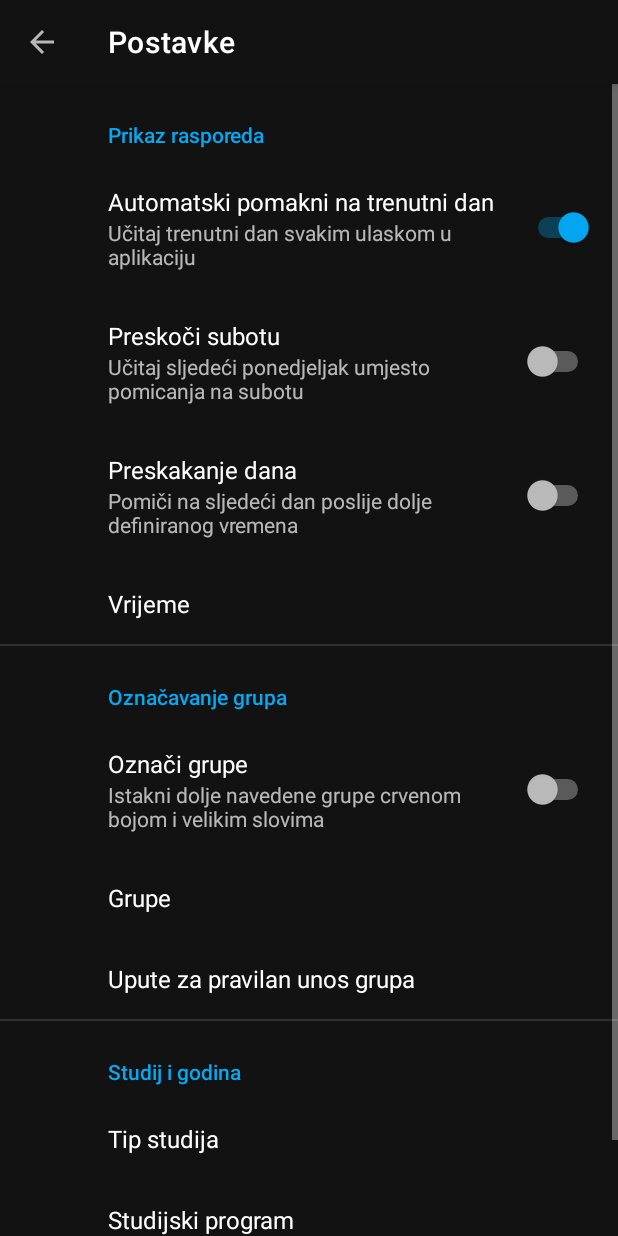
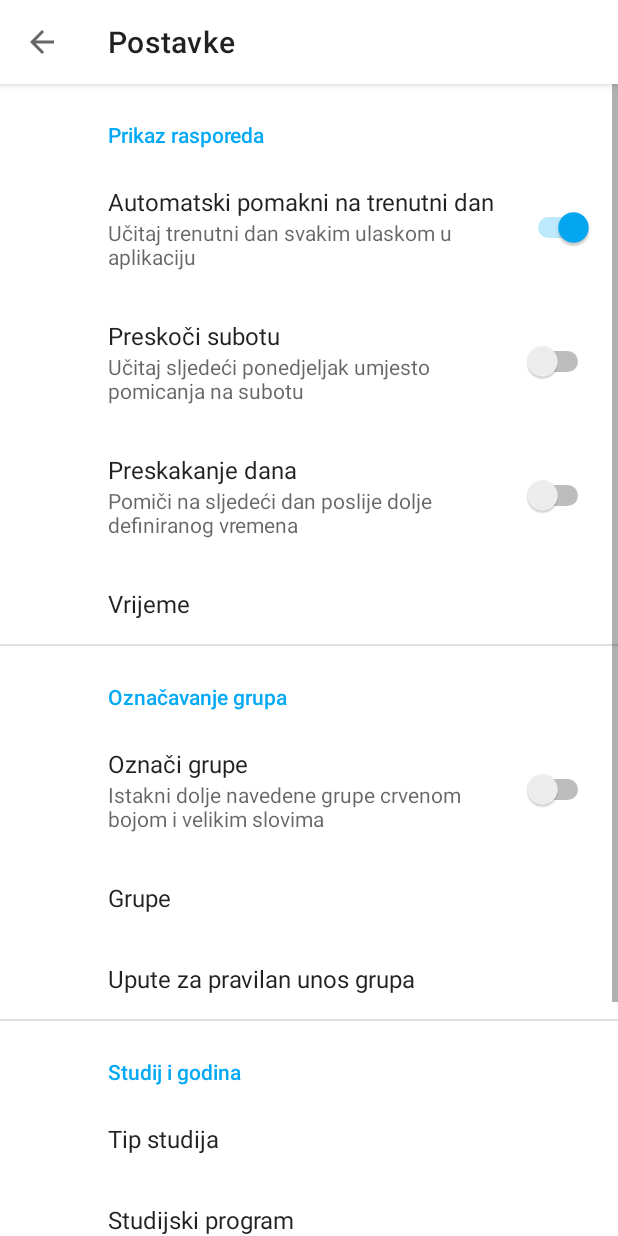
Before and after one commit to davidtakac/ferit-schedule, an Android app: the screen it shows after launch (SettingsActivity), in the options menu, after a tap on "Postavke", on a phone screen of 412 x 824 dp. Run offline under Robolectric (Android 15) with nearby library versions, the phone set to English and light mode, and no system bars; our stand-ins replace ButterKnife, androidx.preference; 29 statements that could not run were skipped.

Commit message:
Implemented dark theme switching

```diff
--- a/app/src/main/java/os/dtakac/feritraspored/App.java
+++ b/app/src/main/java/os/dtakac/feritraspored/App.java
@@ -6,19 +6,20 @@ import android.content.SharedPreferences;
 import androidx.appcompat.app.AppCompatDelegate;
 import androidx.preference.PreferenceManager;
 
-import os.dtakac.feritraspored.util.Constants;
-
 public class App extends Application {
     @Override
     public void onCreate() {
         super.onCreate();
-        //initTheme();
-        AppCompatDelegate.setDefaultNightMode(AppCompatDelegate.MODE_NIGHT_YES);
+        initTheme();
     }
-
     private void initTheme(){
         SharedPreferences prefs = PreferenceManager.getDefaultSharedPreferences(this);
-        int theme = prefs.getInt(Constants.THEME_KEY, AppCompatDelegate.MODE_NIGHT_FOLLOW_SYSTEM);
-        AppCompatDelegate.setDefaultNightMode(theme);
+        String theme = prefs.getString(getString(R.string.prefkey_theme), null);
+        if(theme == null){
+            String defaultTheme = Integer.toString(AppCompatDelegate.MODE_NIGHT_FOLLOW_SYSTEM);
+            prefs.edit().putString(getString(R.string.prefkey_theme), defaultTheme).apply();
+            theme = defaultTheme;
+        }
+        AppCompatDelegate.setDefaultNightMode(Integer.parseInt(theme));
     }
 }
--- a/app/src/main/java/os/dtakac/feritraspored/ui/settings/SettingsFragment.java
+++ b/app/src/main/java/os/dtakac/feritraspored/ui/settings/SettingsFragment.java
@@ -5,6 +5,7 @@ import android.content.SharedPreferences;
 import android.os.Bundle;
 import android.util.Log;
 
+import androidx.appcompat.app.AppCompatDelegate;
 import androidx.fragment.app.DialogFragment;
 import androidx.fragment.app.Fragment;
 import androidx.preference.EditTextPreference;
@@ -12,6 +13,9 @@ import androidx.preference.ListPreference;
 import androidx.preference.Preference;
 import androidx.preference.PreferenceFragmentCompat;
 import androidx.preference.PreferenceManager;
+
+import java.util.Arrays;
+import java.util.Collections;
 
 import os.dtakac.feritraspored.R;
 import os.dtakac.feritraspored.model.repository.IRepository;
@@ -27,6 +31,7 @@ public class SettingsFragment extends PreferenceFragmentCompat implements Shared
     private ListPreference progTypeList;
     private ListPreference programmeList;
     private ListPreference yearList;
+    private ListPreference themeList;
     private Preference timePickerPref;
     private EditTextPreference groupsPref;
     private Preference groupsHelpPref;
@@ -86,6 +91,7 @@ public class SettingsFragment extends PreferenceFragmentCompat implements Shared
         timePickerPref = m.findPreference(getStr(R.string.prefkey_time));
         groupsPref = m.findPreference(getStr(R.string.prefkey_groups));
         groupsHelpPref = m.findPreference(getStr(R.string.prefkey_groupshelp));
+        themeList = m.findPreference(getStr(R.string.prefkey_theme));
     }
 
     private void initPreferenceLists(){
@@ -96,6 +102,8 @@ public class SettingsFragment extends PreferenceFragmentCompat implements Shared
 
         int programmeValue = Integer.parseInt(programmeList.getValue());
         setUpYearList(progTypeValue, programmeValue);
+
+        setupThemeList();
     }
 
     private void initTimePickerPref(){
@@ -230,6 +238,16 @@ public class SettingsFragment extends PreferenceFragmentCompat implements Shared
         }
     }
 
+    private void setupThemeList(){
+        String theme = repo.get(getStr(R.string.prefkey_theme), getStrArray(R.array.theme_options)[0]);
+        themeList.setValue(theme);
+    }
+
+    private void setTheme(){
+        String themeStr = repo.get(getStr(R.string.prefkey_theme), getStrArray(R.array.theme_options)[0]);
+        AppCompatDelegate.setDefaultNightMode(Integer.parseInt(themeStr));
+    }
+
     @Override
     public void onSharedPreferenceChanged(SharedPreferences sharedPreferences, String key) {
         if(!werePrefsModified && !key.equals(getStr(R.string.prefkey_prevdisplayedweek))) {
@@ -248,6 +266,8 @@ public class SettingsFragment extends PreferenceFragmentCompat implements Shared
             setGroupsSummaryFromPrefs();
         } else if(key.equals(getStr(R.string.prefkey_groups_toggle))){
             setGroupsPreferenceEnabled(repo.get(key, false));
+        } else if(key.equals(getStr(R.string.prefkey_theme))){
+            setTheme();
         }
     }
 
--- a/app/src/main/java/os/dtakac/feritraspored/util/Constants.java
+++ b/app/src/main/java/os/dtakac/feritraspored/util/Constants.java
@@ -5,5 +5,8 @@ public class Constants {
     public static final String TIMEPICK_TIME_KEY = "initial_time";
     public static final String TIMEPICKER_KEY = "time_picker";
     public static final String GROUPSHELP_KEY = "groups_help_dialog";
-    public static final String THEME_KEY = "theme_key";
+
+    public static final String SYSTEM_THEME = "system";
+    public static final String LIGHT_THEME = "light";
+    public static final String DARK_THEME = "dark";
 }
--- a/app/src/main/res/values/strings.xml
+++ b/app/src/main/res/values/strings.xml
@@ -52,6 +52,24 @@
     <string name="settings_groupshelp_title">Upute za pravilan unos grupa</string>
     <string name="settings_groupshelp_dialogtext">1) Grupe se unose bez navodnika odvojene jednostrukim zarezom. Ovdje se koriste navodnici samo zbog čitljivosti.\n\n2) Grupe su osjetljive na mala i velika slova. \"AV1\" nije isto što \"av1\" ili \"aV1\".\n\n3) Moguće je specificirati točan predmet i grupu. Pri tome je bitno da se između naziva predmeta i grupe stave dva razmaka, a ne jedan.\n\"Elektronika I__PR-LV1/16\" je primjer pravilnog unosa, dok \"Elektronika I_PR-LV1/16\" nije(donju crtu zamijenite razmakom).\n\n4) Također je moguće unijeti samo ime predmeta kojeg se želi označiti, npr.\n\"Osnove elektrotehnike II\" će označiti sve blokove tog predmeta.</string>
     <string name="settings_groupshelp_dialogbutton">U redu</string>
+    <string name="settings_theme_title">Izgled aplikacije</string>
+    <string name="settings_theme_preftitle">Tema</string>
+    <string name="prefkey_theme">prefkey_theme</string>
+
+    <string-array name="theme_options_human">
+        <item>Prati sustavsku temu</item>
+        <item>Svijetla</item>
+        <item>Tamna</item>
+    </string-array>
+
+    <string-array name="theme_options">
+        <!--MODE_NIGHT_SYSTEM_DEFAUlT-->
+        <item>-1</item>
+        <!--MODE_NIGHT_NO-->
+        <item>1</item>
+        <!--MODE_NIGHT_YES-->
+        <item>2</item>
+    </string-array>
 
     <!--Programme type names and IDs-->
     <string-array name="programmetype_names">
--- a/app/src/main/res/xml/fragment_preference.xml
+++ b/app/src/main/res/xml/fragment_preference.xml
@@ -1,84 +1,66 @@
 <?xml version="1.0" encoding="utf-8"?>
 <PreferenceScreen
     xmlns:android="http://schemas.android.com/apk/res/android">
-
     <PreferenceCategory
-        android:title="@string/settings_scheduledisplaycategory_title"
-        >
-
+        android:title="@string/settings_scheduledisplaycategory_title">
         <SwitchPreference
             android:key="@string/prefkey_loadonresume"
             android:title="@string/settings_loadonresume_title"
             android:summary="@string/settings_loadonresume_summary"
-            android:defaultValue="true"
-            />
-
+            android:defaultValue="true" />
         <SwitchPreference
             android:key="@string/prefkey_skipsaturday"
             android:title="@string/settings_skipsaturday_title"
-            android:summary="@string/settings_skipsaturday_summary"
-            />
-
+            android:summary="@string/settings_skipsaturday_summary" />
         <SwitchPreference
             android:key="@string/prefkey_skipday"
             android:title="@string/settings_skipday_title"
-            android:summary="@string/settings_skipday_summary"
-            />
-
+            android:summary="@string/settings_skipday_summary" />
         <Preference
             android:key="@string/prefkey_time"
-            android:title="@string/settings_timepicker_title"
-            />
-
+            android:title="@string/settings_timepicker_title" />
     </PreferenceCategory>
-
     <PreferenceCategory
         android:title="@string/settings_grouphighlightcategory_title">
-
         <SwitchPreference
             android:key="@string/prefkey_groups_toggle"
             android:title="@string/settings_groupstoggle_title"
-            android:summary="@string/settings_groupstoggle_summary"
-            />
-
+            android:summary="@string/settings_groupstoggle_summary" />
         <EditTextPreference
             android:key="@string/prefkey_groups"
             android:title="@string/settings_grouphighlight_title"
             android:negativeButtonText="@string/cancel_label"
-            android:positiveButtonText="@string/confirm_label"
-            />
-
+            android:positiveButtonText="@string/confirm_label" />
         <Preference
             android:key="@string/prefkey_groupshelp"
-            android:title="@string/settings_groupshelp_title"
-            />
-
+            android:title="@string/settings_groupshelp_title" />
     </PreferenceCategory>
-
     <PreferenceCategory
         android:title="@string/settings_studypickcategory_title">
-
         <ListPreference
             android:key="@string/prefkey_progtype"
             android:title="@string/settings_progtype_title"
             android:summary="%s"
-            android:negativeButtonText="@string/cancel_label"
-            />
-
+            android:negativeButtonText="@string/cancel_label" />
         <ListPreference
             android:key="@string/prefkey_programme"
             android:title="@string/settings_programme_title"
             android:summary="%s"
-            android:negativeButtonText="@string/cancel_label"
-            />
-
+            android:negativeButtonText="@string/cancel_label" />
         <ListPreference
             android:key="@string/prefkey_year"
             android:title="@string/settings_year_title"
             android:summary="%s"
+            android:negativeButtonText="@string/cancel_label" />
+    </PreferenceCategory>
+    <PreferenceCategory
+        android:title="@string/settings_theme_title">
+        <ListPreference
+            android:key="@string/prefkey_theme"
+            android:title="@string/settings_theme_preftitle"
+            android:summary="%s"
             android:negativeButtonText="@string/cancel_label"
-            />
-
+            android:entries="@array/theme_options_human"
+            android:entryValues="@array/theme_options"/>
     </PreferenceCategory>
-
 </PreferenceScreen>
```
